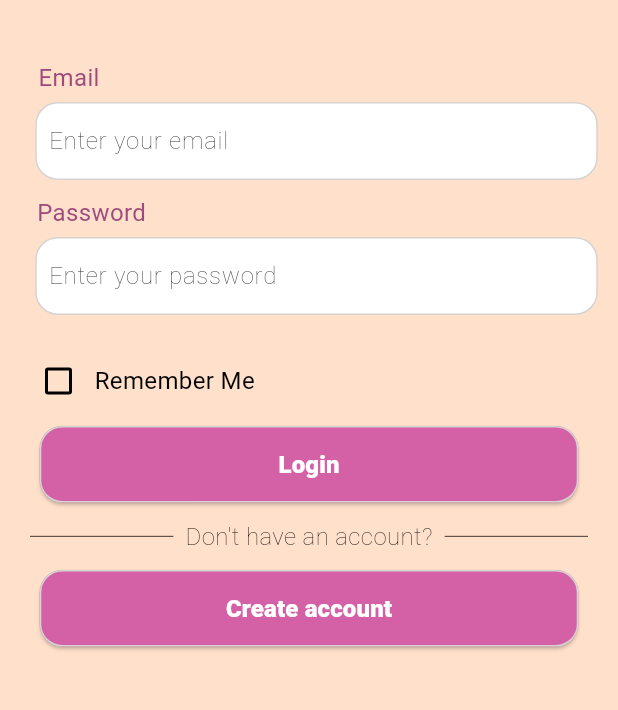
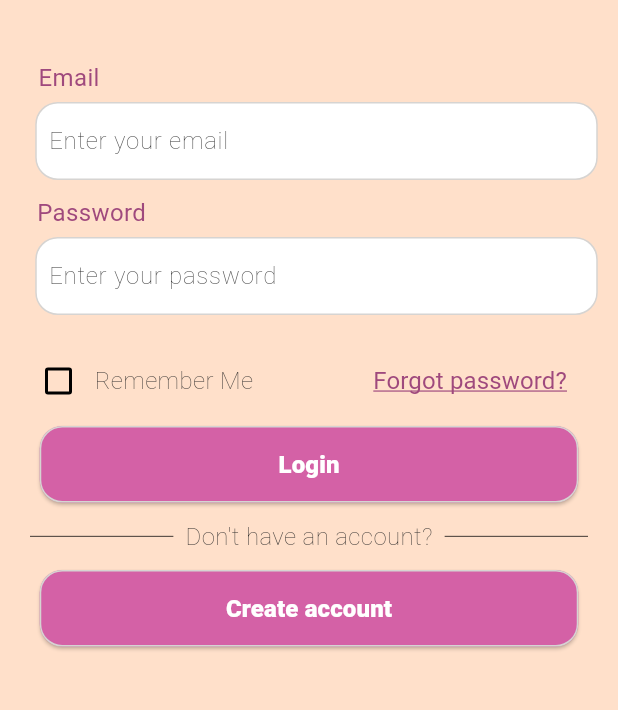
Before and after one commit to mayasaltzman/FNGR, a Flutter app: the screen it shows after launch, on a phone screen of 412 x 824 dp, the part 408-1118 px from its top. Run offline on Flutter 3.47's test engine with Material 3 defaults, Android fonts, the phone set to English and light mode, and no system bars; our stand-ins replace auto_size_text, cloud_firestore, firebase_auth, firebase_core, geocoding, geolocator and 2 more; missing offline and left inert: flutter_chat_core, flutter_chat_ui; accounts and stored records are empty; Roboto replaces fonts that are missing (Gilroy-bold).

Commit message:
incoperate forget password button

```diff
--- a/lib/pages/auth/login_page.dart
+++ b/lib/pages/auth/login_page.dart
@@ -8,7 +8,7 @@ abstract class ProfileStyles {
   //styles for boxes
   static BoxDecoration get boxDecoration => BoxDecoration(
     color: const Color.fromARGB(255, 255, 255, 255),
-    borderRadius: BorderRadius.circular(15.0),
+    borderRadius: BorderRadius.circular(15),
     border: Border.all(
       color: const Color.fromARGB(255, 214, 212, 210),
       width: 1,
@@ -17,7 +17,7 @@ abstract class ProfileStyles {
   static ButtonStyle get buttonStyle => ElevatedButton.styleFrom(
     backgroundColor: const Color(0xFFD461A6),
     shape: RoundedRectangleBorder(
-      borderRadius: BorderRadius.circular(15.0),
+      borderRadius: BorderRadius.circular(15),
       side: const BorderSide(
         color: Color.fromARGB(255, 214, 212, 210),
         width: 1,
@@ -103,28 +103,27 @@ class _LoginState extends State<LoginPage> {
   Widget build(BuildContext context) {
     return Scaffold(
       backgroundColor: const Color(0xFFFFE0CA),
-      //body: Center(
       body: SingleChildScrollView(
         child: Column(
           children: [
             Padding(
               padding: const EdgeInsets.only(top: 200),
               child: Text(
-                  "FNGR",
+                'FNGR',
                 style: ProfileStyles.boxHeader,
               ),
             ),
 
             Padding(
-                padding: const EdgeInsets.only(right: 320.0, top: 40),
+              padding: const EdgeInsets.only(right: 320, top: 40),
               child: Text(
-                  "Email",
+                'Email',
                 style: ProfileStyles.instructionText,
               ),
             ),
 
             Padding(
-                padding: const EdgeInsets.only(left: 10.0, top: 5),
+              padding: const EdgeInsets.only(left: 10, top: 5),
               child: Container(
                 decoration: ProfileStyles.boxDecoration,
                 padding: ProfileStyles.boxPadding,
@@ -142,15 +141,15 @@ class _LoginState extends State<LoginPage> {
             ),
 
             Padding(
-                padding: const EdgeInsets.only(right: 290.0, top: 10),
+              padding: const EdgeInsets.only(right: 290, top: 10),
               child: Text(
-                  "Password",
+                'Password',
                 style: ProfileStyles.instructionText,
               ),
             ),
 
             Padding(
-                padding: const EdgeInsets.only(left: 10.0, top: 5),
+              padding: const EdgeInsets.only(left: 10, top: 5),
               child: Container(
                 decoration: ProfileStyles.boxDecoration,
                 padding: ProfileStyles.boxPadding,
@@ -183,13 +182,32 @@ class _LoginState extends State<LoginPage> {
                     checkColor: Colors.white,
                   ),
                   const Text(
-                      "Remember Me",
-                      style: TextStyle(fontSize: 16),
+                    'Remember Me',
+                    style: TextStyle(fontSize: 16, color: Color(0xFF1F1F1F), fontWeight: FontWeight.w200),
+                  ),
+
+                  TextButton(
+                    onPressed: () {
+                      print('Clicked! - go to change password backend');
+                    },
+                    style: TextButton.styleFrom(
+                      padding: const EdgeInsets.only(left: 80),
+                      tapTargetSize: MaterialTapTargetSize.shrinkWrap,
+                    ),
+                    child: const Text(
+                      'Forgot password?',
+                      style: TextStyle(
+                        decoration: TextDecoration.underline,
+                        decorationColor: Color(0xFF9F497D),
+                        color:  Color(0xFF9F497D),
+                        fontSize: 16,
+                        fontWeight: FontWeight.w400,
+                      ),
+                    ),
                   ),
                 ],
               ),
             ),
-
 
             Padding(
               padding: const EdgeInsets.only(top: 5),
@@ -202,7 +220,7 @@ class _LoginState extends State<LoginPage> {
                     _signIn();
                   },
                   child: Text(
-                      "Login",
+                    'Login',
                     style: ProfileStyles.buttonText,
                   ),
                 ),
@@ -210,7 +228,7 @@ class _LoginState extends State<LoginPage> {
             ),
 
             const Padding(
-                padding: EdgeInsets.only(left: 20.0, right: 20.0, top: 10.0),
+              padding: EdgeInsets.only(left: 20, right: 20, top: 10),
               child: Row(
                 children: [
                   Expanded(
@@ -220,10 +238,10 @@ class _LoginState extends State<LoginPage> {
                     ),
                   ),
                   Padding(
-                      padding: EdgeInsets.symmetric(horizontal: 8.0),
+                    padding: EdgeInsets.symmetric(horizontal: 8),
                     child: Text(
                       "Don't have an account?",
-                        style: TextStyle(color: Colors.black, fontWeight: FontWeight.w200),
+                      style: TextStyle(color: Color(0xFF1F1F1F), fontWeight: FontWeight.w200),
                     ),
                   ),
                   Expanded(
@@ -237,7 +255,7 @@ class _LoginState extends State<LoginPage> {
             ),
 
             Padding(
-                padding: const EdgeInsets.only(top:   10.0),
+              padding: const EdgeInsets.only(top: 10),
               child: Container(
                 padding: ProfileStyles.boxPadding,
                 width: ProfileStyles.containerWidth,
@@ -247,7 +265,7 @@ class _LoginState extends State<LoginPage> {
                     Navigator.push(context, MaterialPageRoute(builder: (context) => const CreateAccount()));
                   },
                   child: Text(
-                      "Create account",
+                    'Create account',
                     style: ProfileStyles.buttonText,
                   ),
                 ),
@@ -257,6 +275,5 @@ class _LoginState extends State<LoginPage> {
         ),
       ),
     );
-    //);
   }
 }
```
Lines whose indentation alone changed are shown as unchanged.
